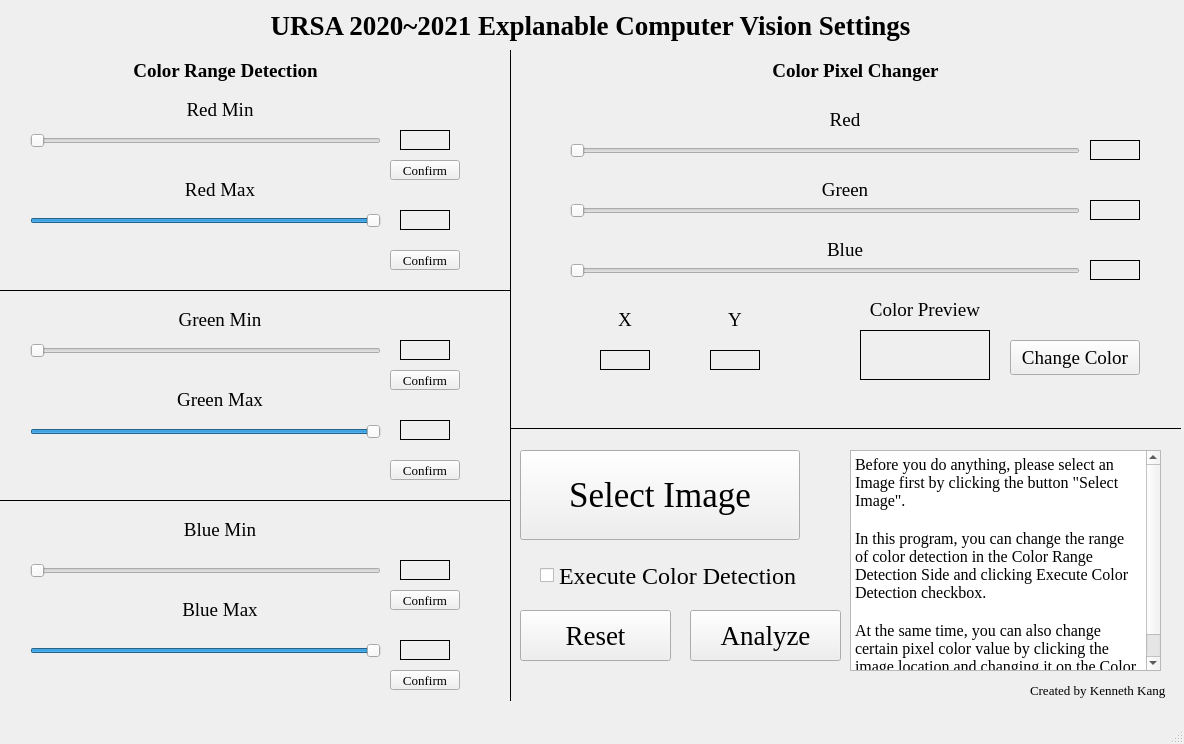
Old version of the form Playing around with PyQt5/Day 7/Settings.ui in the repository OSUrobotics/EDUPixel_Applications.
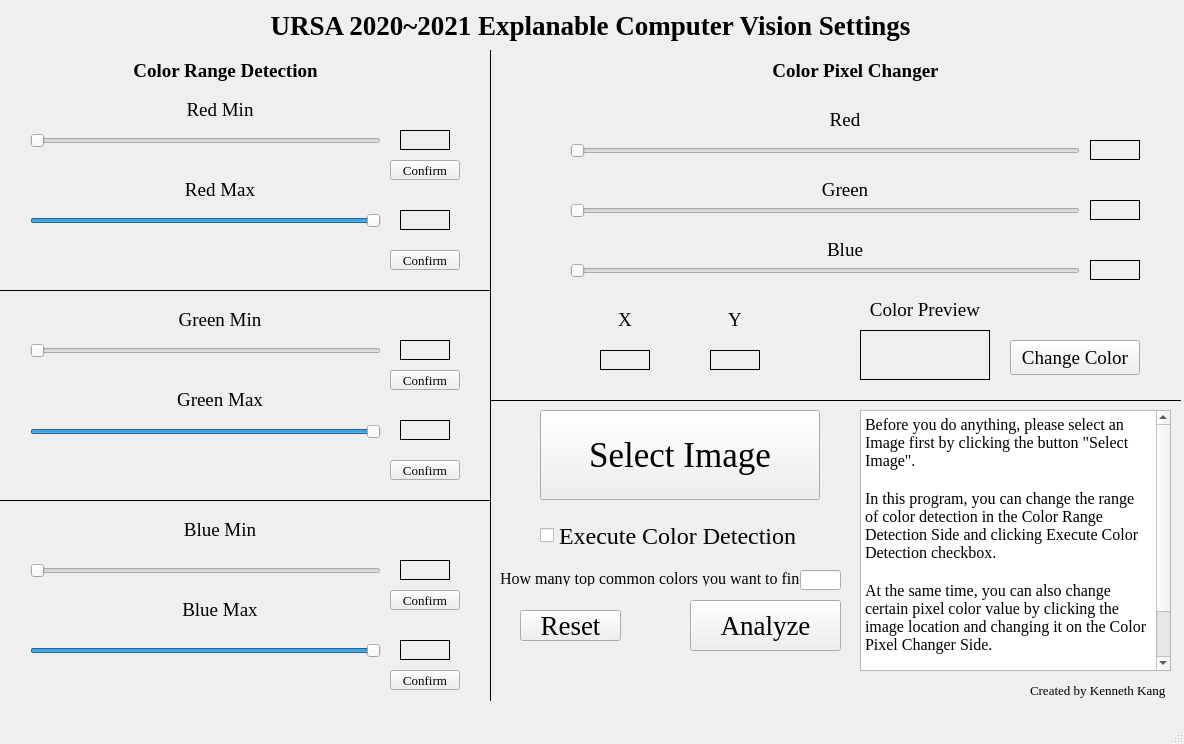
New version of the form.

```diff
--- a/Playing around with PyQt5/Day 7/Settings.ui
+++ b/Playing around with PyQt5/Day 7/Settings.ui
@@ -860,7 +860,7 @@
    <widget class="Line" name="line">
     <property name="geometry">
      <rect>
-      <x>500</x>
+      <x>480</x>
       <y>50</y>
       <width>20</width>
       <height>651</height>
@@ -905,7 +905,7 @@
      <rect>
       <x>-20</x>
       <y>490</y>
-      <width>531</width>
+      <width>511</width>
       <height>20</height>
      </rect>
     </property>
@@ -921,7 +921,7 @@
      <rect>
       <x>-20</x>
       <y>280</y>
-      <width>531</width>
+      <width>511</width>
       <height>20</height>
      </rect>
     </property>
@@ -935,10 +935,10 @@
    <widget class="Line" name="borderLineWithImg">
     <property name="geometry">
      <rect>
-      <x>510</x>
-      <y>420</y>
-      <width>671</width>
-      <height>16</height>
+      <x>490</x>
+      <y>390</y>
+      <width>691</width>
+      <height>20</height>
      </rect>
     </property>
     <property name="frameShadow">
@@ -951,8 +951,8 @@
    <widget class="QPushButton" name="imgBtn">
     <property name="geometry">
      <rect>
-      <x>520</x>
-      <y>450</y>
+      <x>540</x>
+      <y>410</y>
       <width>280</width>
       <height>90</height>
      </rect>
@@ -971,7 +971,7 @@
     <property name="geometry">
      <rect>
       <x>540</x>
-      <y>550</y>
+      <y>510</y>
       <width>281</width>
       <height>51</height>
      </rect>
@@ -991,8 +991,8 @@
      <rect>
       <x>520</x>
       <y>610</y>
-      <width>151</width>
-      <height>51</height>
+      <width>101</width>
+      <height>31</height>
      </rect>
     </property>
     <property name="font">
@@ -1008,10 +1008,10 @@
    <widget class="QTextBrowser" name="descriptionBox">
     <property name="geometry">
      <rect>
-      <x>850</x>
-      <y>450</y>
+      <x>860</x>
+      <y>410</y>
       <width>311</width>
-      <height>221</height>
+      <height>261</height>
      </rect>
     </property>
     <property name="font">
@@ -1029,7 +1029,9 @@
 &lt;p style=&quot;-qt-paragraph-type:empty; margin-top:0px; margin-bottom:0px; margin-left:0px; margin-right:0px; -qt-block-indent:0; text-indent:0px;&quot;&gt;&lt;br /&gt;&lt;/p&gt;
 &lt;p style=&quot; margin-top:0px; margin-bottom:0px; margin-left:0px; margin-right:0px; -qt-block-indent:0; text-indent:0px;&quot;&gt;In this program, you can change the range of color detection in the Color Range Detection Side and clicking Execute Color Detection checkbox.&lt;/p&gt;
 &lt;p style=&quot;-qt-paragraph-type:empty; margin-top:0px; margin-bottom:0px; margin-left:0px; margin-right:0px; -qt-block-indent:0; text-indent:0px;&quot;&gt;&lt;br /&gt;&lt;/p&gt;
-&lt;p style=&quot; margin-top:0px; margin-bottom:0px; margin-left:0px; margin-right:0px; -qt-block-indent:0; text-indent:0px;&quot;&gt;At the same time, you can also change certain pixel color value by clicking the image location and changing it on the Color Pixel Changer Side.&lt;/p&gt;&lt;/body&gt;&lt;/html&gt;</string>
+&lt;p style=&quot; margin-top:0px; margin-bottom:0px; margin-left:0px; margin-right:0px; -qt-block-indent:0; text-indent:0px;&quot;&gt;At the same time, you can also change certain pixel color value by clicking the image location and changing it on the Color Pixel Changer Side.&lt;/p&gt;
+&lt;p style=&quot;-qt-paragraph-type:empty; margin-top:0px; margin-bottom:0px; margin-left:0px; margin-right:0px; -qt-block-indent:0; text-indent:0px;&quot;&gt;&lt;br /&gt;&lt;/p&gt;
+&lt;p style=&quot; margin-top:0px; margin-bottom:0px; margin-left:0px; margin-right:0px; -qt-block-indent:0; text-indent:0px;&quot;&gt;Last, you can get the most common colors in the image by entering how many as integer and click Analyze.&lt;/p&gt;&lt;/body&gt;&lt;/html&gt;</string>
     </property>
    </widget>
    <widget class="QLabel" name="yValueText">
@@ -1149,7 +1151,7 @@
     <property name="geometry">
      <rect>
       <x>690</x>
-      <y>610</y>
+      <y>600</y>
       <width>151</width>
       <height>51</height>
      </rect>
@@ -1164,6 +1166,44 @@
      <string>Analyze</string>
     </property>
    </widget>
+   <widget class="QLabel" name="questionText">
+    <property name="geometry">
+     <rect>
+      <x>500</x>
+      <y>570</y>
+      <width>301</width>
+      <height>16</height>
+     </rect>
+    </property>
+    <property name="font">
+     <font>
+      <family>Times New Roman</family>
+      <pointsize>12</pointsize>
+     </font>
+    </property>
+    <property name="text">
+     <string>How many top common colors you want to find?</string>
+    </property>
+   </widget>
+   <widget class="QLineEdit" name="numClusterInput">
+    <property name="geometry">
+     <rect>
+      <x>800</x>
+      <y>570</y>
+      <width>41</width>
+      <height>20</height>
+     </rect>
+    </property>
+    <property name="font">
+     <font>
+      <family>Times New Roman</family>
+      <pointsize>14</pointsize>
+     </font>
+    </property>
+    <property name="alignment">
+     <set>Qt::AlignCenter</set>
+    </property>
+   </widget>
   </widget>
   <widget class="QMenuBar" name="menubar">
    <property name="geometry">
```
Left out of the diff: 2 changed lines with no effect on the pictures.
